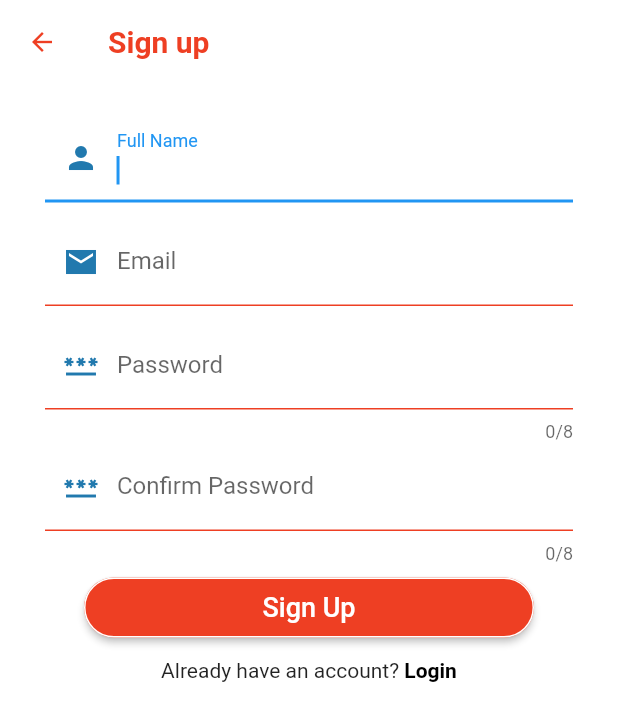
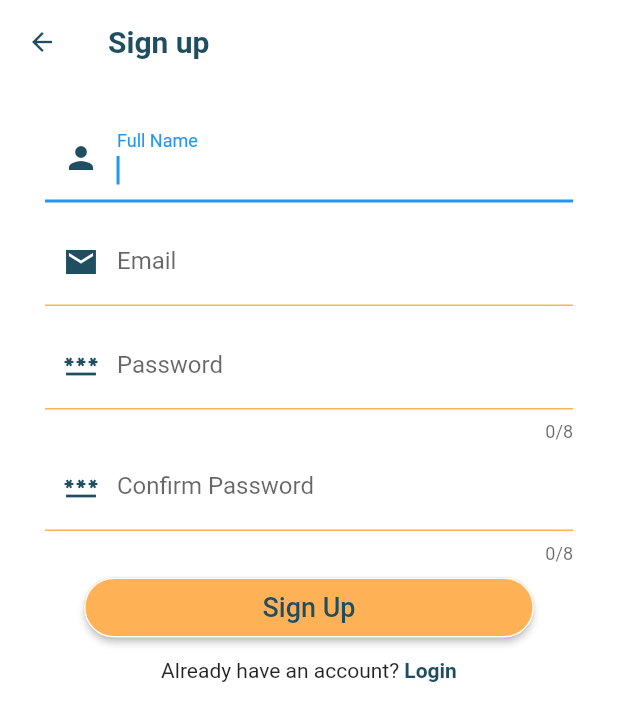
Before and after one commit to SamihaHussein2/Task-it-mobile-project, a Flutter app: the signup screen opened directly, on a phone screen of 412 x 824 dp. Shown: the top 721 px of the screen. Run offline on Flutter 3.47's test engine with Material 2 defaults, Android fonts, the phone set to English and light mode, and no system bars.

Commit message:
finish-signup-login-UI-UPDATED

```diff
--- a/task_it/lib/screens/Intro/appbar_register.dart
+++ b/task_it/lib/screens/Intro/appbar_register.dart
@@ -1,4 +1,5 @@
 import 'package:flutter/material.dart';
+import 'package:task_it/components/custom_colors.dart';
 import 'package:task_it/screens/Intro/welcome_page.dart';
 
 class register_appbar extends StatelessWidget implements PreferredSizeWidget {
@@ -14,7 +15,7 @@ class register_appbar extends StatelessWidget implements PreferredSizeWidget {
         title: Text(
           title,
           style: TextStyle(
-              fontWeight: FontWeight.bold, color: const Color(0xffee3f23)),
+              fontWeight: FontWeight.bold, color: CustomColors.Midnight),
         ),
         backgroundColor: Colors.white,
         elevation: 0,
@@ -26,7 +27,7 @@ class register_appbar extends StatelessWidget implements PreferredSizeWidget {
           },
           icon: const Icon(Icons.arrow_back),
           iconSize: 20,
-          color: Color(0xffee3f23),
+          color: CustomColors.Midnight,
         ));
   }
 
--- a/task_it/lib/screens/Intro/signup.dart
+++ b/task_it/lib/screens/Intro/signup.dart
@@ -1,5 +1,8 @@
+import 'dart:math';
+
 import 'package:flutter/gestures.dart';
 import 'package:flutter/material.dart';
+import 'package:task_it/components/custom_colors.dart';
 import 'package:task_it/screens/Intro/appbar_register.dart';
 import 'package:task_it/screens/Intro/login.dart';
 import 'package:task_it/screens/Intro/welcome_page.dart';
@@ -66,10 +69,11 @@ class _signupformState extends State<signupform> {
                             fillColor: Color(0xff2179ae),
                             prefixIcon: Icon(
                               Icons.person,
-                              color: Color(0xff2179ae),
+                              color: CustomColors.Midnight,
                             ),
                             enabledBorder: UnderlineInputBorder(
-                              borderSide: BorderSide(color: Color(0xffee3f23)),
+                              borderSide:
+                                  BorderSide(color: CustomColors.YellowOrange),
                             ),
                           ),
                         ),
@@ -89,10 +93,11 @@ class _signupformState extends State<signupform> {
                             labelText: "Email",
                             prefixIcon: Icon(
                               Icons.email_sharp,
-                              color: Color(0xff2179ae),
+                              color: CustomColors.Midnight,
                             ),
                             enabledBorder: UnderlineInputBorder(
-                              borderSide: BorderSide(color: Color(0xffee3f23)),
+                              borderSide:
+                                  BorderSide(color: CustomColors.YellowOrange),
                             ),
                           ),
                         ),
@@ -112,10 +117,11 @@ class _signupformState extends State<signupform> {
                             labelText: "Password",
                             prefixIcon: Icon(
                               Icons.password,
-                              color: Color(0xff2179ae),
+                              color: CustomColors.Midnight,
                             ),
                             enabledBorder: UnderlineInputBorder(
-                              borderSide: BorderSide(color: Color(0xffee3f23)),
+                              borderSide:
+                                  BorderSide(color: CustomColors.YellowOrange),
                             ),
                           ),
                         ),
@@ -132,10 +138,12 @@ class _signupformState extends State<signupform> {
                             labelText: "Confirm Password",
                             prefixIcon: Icon(
                               Icons.password,
-                              color: Color(0xff2179ae),
+                              color: CustomColors.Midnight,
                             ),
                             enabledBorder: UnderlineInputBorder(
-                              borderSide: BorderSide(color: Color(0xffee3f23)),
+                              //borderRadius: BorderRadius.circular(5),
+                              borderSide:
+                                  BorderSide(color: CustomColors.YellowOrange),
                             ),
                           ),
                         ),
@@ -145,7 +153,7 @@ class _signupformState extends State<signupform> {
                         MaterialButton(
                           minWidth: 300, //badal el width fl material app
                           height: 40,
-                          color: const Color(0xffee3f23),
+                          color: CustomColors.YellowOrange,
                           onPressed: () {
                             if (_formKey.currentState!.validate()) {
                               // If the form is valid, display a snackbar. In the real world,
@@ -169,7 +177,7 @@ class _signupformState extends State<signupform> {
                           child: Text(
                             "Sign Up",
                             style: TextStyle(
-                              color: Colors.white,
+                              color: CustomColors.Midnight,
                               fontSize: 18,
                             ),
                           ),
@@ -186,7 +194,7 @@ class _signupformState extends State<signupform> {
                               text: TextSpan(
                                 text: " Login",
                                 style: TextStyle(
-                                  color: Colors.black,
+                                  color: CustomColors.Midnight,
                                   fontWeight: FontWeight.bold,
                                 ),
                                 recognizer: TapGestureRecognizer()
```
Also changed, not shown: task_it/lib/screens/Intro/login.dart (+12 -9 lines).
